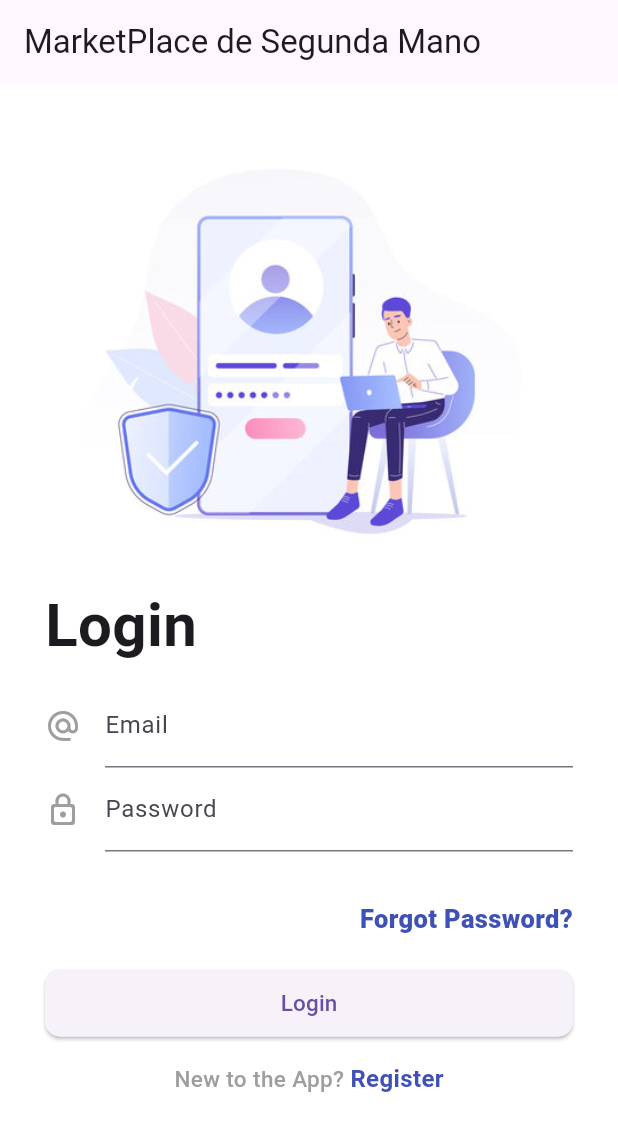
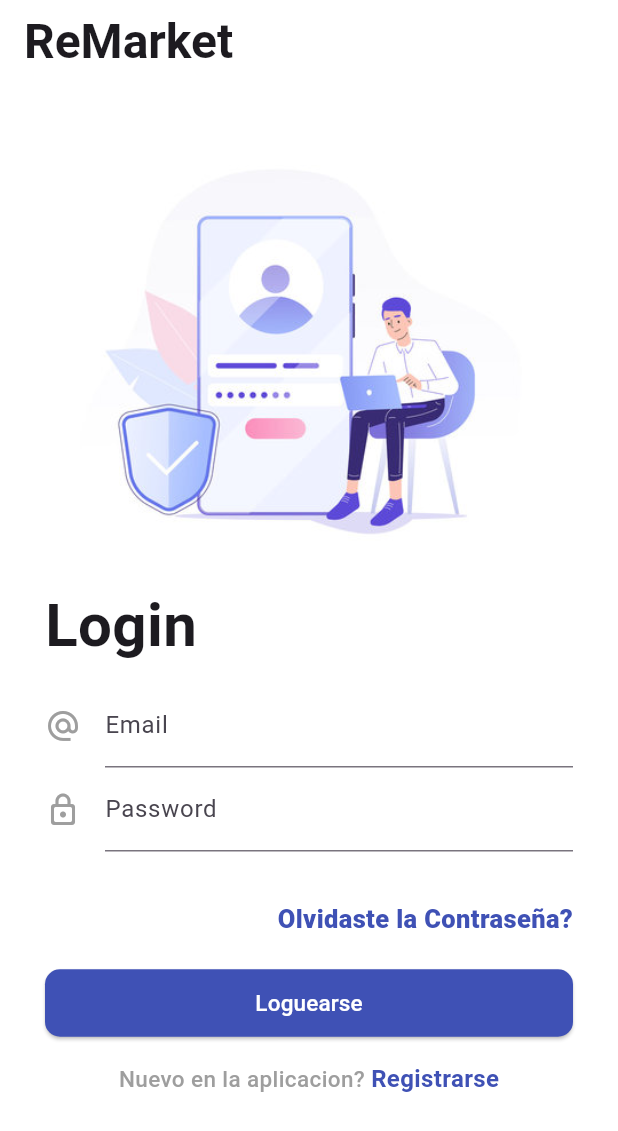
Before and after one commit to Jonatndm/marketplace_segundamano, a Flutter app: the screen it shows after launch, on a phone screen of 412 x 824 dp. Shown: the top 1131 px of the screen. Run offline on Flutter 3.47's test engine with Material 3 defaults, Android fonts, the phone set to English and light mode, and no system bars; our stand-ins replace carousel_slider, geolocator, image_picker, pin_code_fields, shared_preferences, socket_io_client; Roboto replaces fonts that are missing (Poppins).

Commit message:
Arreglos
-Agregando mejor visualizacion de los productos,
- arreglos en mi perfil,
- botones mejor estelizados

```diff
--- a/backend_marketplace/package.json
+++ b/backend_marketplace/package.json
@@ -3,7 +3,8 @@
   "version": "1.0.0",
   "main": "index.js",
   "scripts": {
-    "test": "echo \"Error: no test specified\" && exit 1"
+    "test": "echo \"Error: no test specified\" && exit 1",
+    "start": "node server.js"
   },
   "keywords": [],
   "author": "",
--- a/marketplace/lib/core/services/auth_service.dart
+++ b/marketplace/lib/core/services/auth_service.dart
@@ -4,7 +4,7 @@ import 'package:shared_preferences/shared_preferences.dart';
 
 class AuthService {
   // static const String baseUrl = 'http://localhost:5000/api/auth';
-  static const String baseUrl = 'http://192.168.4.30:5000/api/auth';
+  static const String baseUrl = 'http://192.168.100.3:5000/api/auth';
 
   Future<Map<String, dynamic>?> login(String email, String password) async {
     try {
--- a/marketplace/lib/core/services/product_service.dart
+++ b/marketplace/lib/core/services/product_service.dart
@@ -5,7 +5,7 @@ import 'package:marketplace/models/product.dart';
 
 class ProductService {
   // static const String baseUrl = 'http://localhost:5000/api';
-  static const String baseUrl = 'http://192.168.4.30:5000/api';
+  static const String baseUrl = 'http://192.168.100.3:5000/api';
 
   Future<List<Product>> fetchProducts() async {
     final response = await http.get(Uri.parse('$baseUrl/products'));
--- a/marketplace/lib/core/services/user_service.dart
+++ b/marketplace/lib/core/services/user_service.dart
@@ -3,7 +3,7 @@ import 'package:http/http.dart' as http;
 import 'package:marketplace/models/user.dart';
 
 class UserService {
-  static const String baseUrl = 'http://192.168.4.30:5000/api/profile';
+  static const String baseUrl = 'http://192.168.100.3:5000/api/profile';
   // static const String baseUrl = 'http://localhost:5000/api/profile';
 
   Future<User> getUser(String userId, String token) async {
--- a/marketplace/lib/main.dart
+++ b/marketplace/lib/main.dart
@@ -47,7 +47,7 @@ class MainApp extends StatelessWidget {
     }
 
     return MaterialApp(
-      title: 'Marketplace de Segunda Mano',
+      title: 'ReMarket',
       debugShowCheckedModeBanner: false,
       initialRoute: isLoggedIn ? Routes.home : '/',
       routes: {
--- a/marketplace/lib/views/auth/forgot_password_screen.dart
+++ b/marketplace/lib/views/auth/forgot_password_screen.dart
@@ -75,7 +75,7 @@ class ForgotPasswordScreenState extends State<ForgotPasswordScreen> {
               Container(
                 alignment: Alignment.centerLeft,
                 child: const Text(
-                  'Forgot \nPassword?',
+                  'Has olvidado \ntu contraseña?',
                   style: TextStyle(
                     fontFamily: 'Poppins',
                     fontSize: 40,
@@ -87,7 +87,7 @@ class ForgotPasswordScreenState extends State<ForgotPasswordScreen> {
               Container(
                 alignment: Alignment.centerLeft,
                 child: const Text(
-                  "Don't worry! It happens. Please enter the \naddress associated with the account.",
+                  "Introduce la dirección asociada a la cuenta.",
                   style: TextStyle(fontSize: 16, color: Colors.grey),
                 ),
               ),
@@ -117,9 +117,10 @@ class ForgotPasswordScreenState extends State<ForgotPasswordScreen> {
                       shape: RoundedRectangleBorder(
                         borderRadius: BorderRadius.circular(10),
                       ),
+                      backgroundColor: Colors.indigo
                     ),
                     child: const Center(
-                      child: Text("Reset", style: TextStyle(fontSize: 15)),
+                      child: Text("Resetear", style: TextStyle(fontSize: 15, color: Colors.white)),
                     ),
                   ),
             ],
--- a/marketplace/lib/views/auth/login_screen.dart
+++ b/marketplace/lib/views/auth/login_screen.dart
@@ -41,7 +41,7 @@ class LoginScreenState extends State<LoginScreen> {
       } else {
         ScaffoldMessenger.of(
           context,
-        ).showSnackBar(SnackBar(content: Text('Error en el login')));
+        ).showSnackBar(SnackBar(content: Text('Email y/o Contraseña incorrecta')));
       }
     } catch (error) {
       if (mounted) {
@@ -60,7 +60,8 @@ class LoginScreenState extends State<LoginScreen> {
   Widget build(BuildContext context) {
     return Scaffold(
       appBar: AppBar(
-        title: Text("MarketPlace de Segunda Mano"),
+        title: Text("ReMarket", style: TextStyle(fontSize: 32, fontWeight: FontWeight.bold)),
+        backgroundColor: Colors.white,
         automaticallyImplyLeading: false,
       ),
       backgroundColor: Colors.white,
@@ -136,7 +137,7 @@ class LoginScreenState extends State<LoginScreen> {
                         alignment: Alignment.bottomRight,
                         child: GestureDetector(
                           child: const Text(
-                            'Forgot Password?',
+                            'Olvidaste la Contraseña?',
                             style: TextStyle(
                               fontSize: 17,
                               fontWeight: FontWeight.w800,
@@ -164,13 +165,17 @@ class LoginScreenState extends State<LoginScreen> {
                         shape: RoundedRectangleBorder(
                           borderRadius: BorderRadius.circular(10),
                         ),
+                        backgroundColor: Colors.indigo
                       ),
                       child:
                           _isLoading
                               ? CircularProgressIndicator()
                               : const Text(
-                                "Login",
-                                style: TextStyle(fontSize: 15),
+                                "Loguearse",
+                                style: TextStyle(
+                                  fontSize: 15,
+                                  color: Colors.white
+                                  ),
                               ),
                     ),
                     const SizedBox(height: 15),
@@ -180,7 +185,7 @@ class LoginScreenState extends State<LoginScreen> {
                         mainAxisAlignment: MainAxisAlignment.center,
                         children: [
                           const Text(
-                            "New to the App? ",
+                            "Nuevo en la aplicacion? ",
                             style: TextStyle(
                               fontSize: 15,
                               fontWeight: FontWeight.w500,
@@ -189,7 +194,7 @@ class LoginScreenState extends State<LoginScreen> {
                           ),
                           GestureDetector(
                             child: const Text(
-                              "Register",
+                              "Registrarse",
                               style: TextStyle(
                                 fontSize: 16,
                                 fontWeight: FontWeight.w600,
--- a/marketplace/lib/views/product/my_products.dart
+++ b/marketplace/lib/views/product/my_products.dart
@@ -107,7 +107,7 @@ class _MyProductsScreenState extends State<MyProductsScreen> {
                           )
                           : const Icon(Icons.image),
                   title: Text(product.name),
-                  subtitle: Text(product.description),
+                  subtitle: Text(product.description, maxLines: 2),
                   trailing: Row(
                     mainAxisSize: MainAxisSize.min,
                     children: [
--- a/marketplace/lib/views/product/product_publish.dart
+++ b/marketplace/lib/views/product/product_publish.dart
@@ -285,7 +285,8 @@ class PublishProductScreenState extends State<PublishProductScreen> {
               // Botón para enviar el formulario
               ElevatedButton(
                 onPressed: _submitForm,
-                child: Text('Publicar Producto'),
+                style: ElevatedButton.styleFrom(backgroundColor: Colors.indigo),
+                child: Text('Publicar Producto', style: TextStyle(color: Colors.white)),
               ),
             ],
           ),
--- a/marketplace/lib/views/product/product_search_delegate.dart
+++ b/marketplace/lib/views/product/product_search_delegate.dart
@@ -63,9 +63,9 @@ class ProductSearchDelegate extends SearchDelegate<String> {
       padding: const EdgeInsets.all(8.0),
       gridDelegate: const SliverGridDelegateWithFixedCrossAxisCount(
         crossAxisCount: 2, // Número de columnas
-        crossAxisSpacing: 8.0, // Espaciado horizontal entre elementos
-        mainAxisSpacing: 8.0, // Espaciado vertical entre elementos
-        childAspectRatio: 0.7, // Relación de aspecto (ancho/alto)
+        crossAxisSpacing: 3.0, // Espaciado horizontal entre elementos
+        mainAxisSpacing: 0.3, // Espaciado vertical entre elementos
+        childAspectRatio: 0.57, // Relación de aspecto (ancho/alto)
       ),
       itemCount: products.length,
       itemBuilder: (context, index) {
--- a/marketplace/pubspec.yaml
+++ b/marketplace/pubspec.yaml
@@ -17,6 +17,7 @@ dependencies:
   http_parser: ^4.1.2
   flutter_dotenv: ^5.1.0
   pin_code_fields: ^8.0.1
+  intl: ^0.20.2
   flutter:
     sdk: flutter
 
```
Also changed, not shown: marketplace/lib/models/product.dart (+33 -0 lines), marketplace/lib/views/auth/register_screen.dart (+6 -5 lines), marketplace/lib/views/home/home_screen.dart (+1 -25 lines), marketplace/lib/views/profile/profile_screen.dart (+30 -13 lines), marketplace/lib/widgets/home_content.dart (+32 -9 lines), marketplace/lib/widgets/product_card.dart (+21 -34 lines), marketplace/pubspec.lock.
